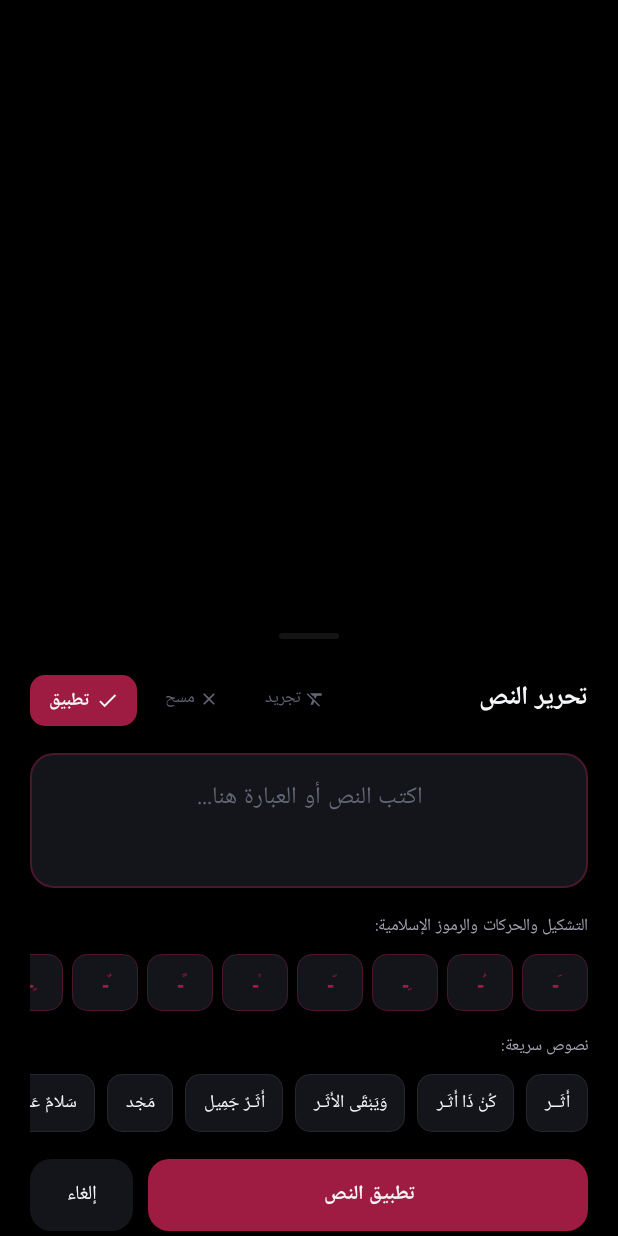
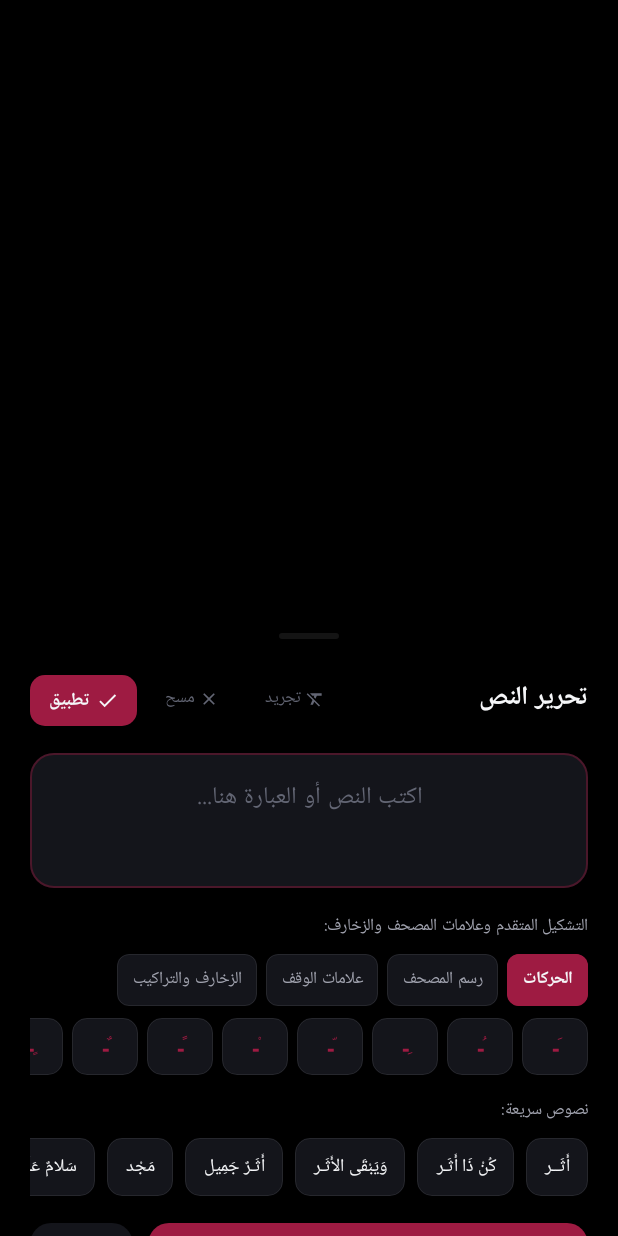
Before and after one commit to XRTM8/Athar-Studio, an Android app built with Jetpack Compose: the composable ArabicTextEditorDialog called with empty values, on a phone screen of 412 x 824 dp. Run offline under Robolectric (Android 15) with nearby library versions, the phone set to English and light mode, and no system bars; Roboto replaces fonts that are not available here.

Commit message:
feat(release): release v2.10.0 - all-in-one free studio with vector PDF/SVG export, Quranic diacritics palette & A4 print auto-refit

```diff
--- a/android-app/app/build.gradle.kts
+++ b/android-app/app/build.gradle.kts
@@ -14,8 +14,8 @@ android {
         applicationId = "app.xrtm8.athar"
         minSdk = 26
         targetSdk = 34
-        versionCode = 44
-        versionName = "2.9.0"
+        versionCode = 45
+        versionName = "2.10.0"
 
         testInstrumentationRunner = "androidx.test.runner.AndroidJUnitRunner"
         vectorDrawables {
--- a/android-app/app/src/main/java/app/xrtm8/athar/model/CanvasModels.kt
+++ b/android-app/app/src/main/java/app/xrtm8/athar/model/CanvasModels.kt
@@ -7,6 +7,7 @@ enum class CanvasAspectRatio(val label: String, val ratio: Float?) {
     SQUARE_1_1("مربع 1:1", 1f),
     PORTRAIT_4_5("بورتريه 4:5", 4f / 5f),
     LANDSCAPE_16_9("عرضي 16:9", 16f / 9f),
+    PRINT_A4("مستند A4 (طباعة)", 1f / 1.4142f),
     WALLPAPER_9_19_5("خلفية 9:19.5", 9f / 19.5f),
     FREE("حر / شفاف", null)
 }
--- /dev/null
+++ b/android-app/app/src/main/java/app/xrtm8/athar/ui/dialogs/ArabicDiacriticsPalette.kt
@@ -0,0 +1,160 @@
+package app.xrtm8.athar.ui.dialogs
+
+import androidx.compose.foundation.background
+import androidx.compose.foundation.border
+import androidx.compose.foundation.clickable
+import androidx.compose.foundation.horizontalScroll
+import androidx.compose.foundation.layout.*
+import androidx.compose.foundation.rememberScrollState
+import androidx.compose.foundation.shape.RoundedCornerShape
+import androidx.compose.material3.Text
+import androidx.compose.runtime.*
+import androidx.compose.ui.Alignment
+import androidx.compose.ui.Modifier
+import androidx.compose.ui.draw.clip
+import androidx.compose.ui.hapticfeedback.HapticFeedbackType
+import androidx.compose.ui.platform.LocalHapticFeedback
+import androidx.compose.ui.text.font.FontWeight
+import androidx.compose.ui.unit.dp
+import androidx.compose.ui.unit.sp
+import app.xrtm8.athar.ui.theme.*
+
+enum class DiacriticCategory(val title: String) {
+    TASHKEEL("الحركات"),
+    QURANIC("رسم المصحف"),
+    WAQF("علامات الوقف"),
+    ORNAMENTS("الزخارف والتراكيب")
+}
+
+data class DiacriticItem(val displayGlyph: String, val insertChar: String)
+
+/**
+ * Advanced diacritics and Islamic calligraphy glyphs palette (< 160 lines).
+ */
+@Composable
+fun ArabicDiacriticsPalette(
+    onInsertGlyph: (String) -> Unit,
+    modifier: Modifier = Modifier
+) {
+    var selectedCategory by remember { mutableStateOf(DiacriticCategory.TASHKEEL) }
+    val haptic = LocalHapticFeedback.current
+    val isAmoledWhite = LocalAmoledWhite.current
+    val secondaryText = if (isAmoledWhite) DarkTextMuted else MutedWhite
+    val cardBg = if (isAmoledWhite) WhiteSurface else GlassSurface
+    val cardBorder = if (isAmoledWhite) WhiteBorder else GlassBorder
+
+    val items = remember(selectedCategory) {
+        when (selectedCategory) {
+            DiacriticCategory.TASHKEEL -> listOf(
+                DiacriticItem("ـَ", "َ"),
+                DiacriticItem("ـُ", "ُ"),
+                DiacriticItem("ـِ", "ِ"),
+                DiacriticItem("ـّ", "ّ"),
+                DiacriticItem("ـْ", "ْ"),
+                DiacriticItem("ـً", "ً"),
+                DiacriticItem("ـٌ", "ٌ"),
+                DiacriticItem("ـٍ", "ٍ"),
+                DiacriticItem("ـ", "ـ")
+            )
+            DiacriticCategory.QURANIC -> listOf(
+                DiacriticItem("ـٰ", "\u0670"),
+                DiacriticItem("ـٖ", "\u0656"),
+                DiacriticItem("ـٗ", "\u0657"),
+                DiacriticItem("ـۡ", "\u06E1"),
+                DiacriticItem("ـٓ", "\u0653"),
+                DiacriticItem("ـ۫", "\u06EB"),
+                DiacriticItem("ـ۬", "\u06EC")
+            )
+            DiacriticCategory.WAQF -> listOf(
+                DiacriticItem("ـۗ", "\u06D7"),
+                DiacriticItem("ـۖ", "\u06D6"),
+                DiacriticItem("ـۚ", "\u06DA"),
+                DiacriticItem("ـۘ", "\u06D8"),
+                DiacriticItem("ـۜ", "\u06DC"),
+                DiacriticItem("ـۛ", "\u06DB"),
+                DiacriticItem("ـ۩", "\u06E9"),
+                DiacriticItem("۝", "۝"),
+                DiacriticItem("۞", "۞")
+            )
+            DiacriticCategory.ORNAMENTS -> listOf(
+                DiacriticItem("ﷺ", "ﷺ"),
+                DiacriticItem("ﷻ", "ﷻ"),
+                DiacriticItem("﷽", "﷽"),
+                DiacriticItem("ـؓ", "\u0613"),
+                DiacriticItem("ـؑ", "\u0611"),
+                DiacriticItem("ـؒ", "\u0612"),
+                DiacriticItem("✦", "✦"),
+                DiacriticItem("❖", "❖"),
+                DiacriticItem("❈", "❈"),
+                DiacriticItem("✤", "✤")
+            )
+        }
+    }
+
+    Column(modifier = modifier.fillMaxWidth()) {
+        // Category Switcher Pills
+        Row(
+            modifier = Modifier
+                .fillMaxWidth()
+                .horizontalScroll(rememberScrollState()),
+            horizontalArrangement = Arrangement.spacedBy(6.dp)
+        ) {
+            DiacriticCategory.entries.forEach { cat ->
+                val isSelected = selectedCategory == cat
+                Box(
+                    modifier = Modifier
+                        .clip(RoundedCornerShape(8.dp))
+                        .background(if (isSelected) CherryAccent else cardBg)
+                        .border(0.5.dp, if (isSelected) CherryAccent else cardBorder, RoundedCornerShape(8.dp))
+                        .clickable {
+                            haptic.performHapticFeedback(HapticFeedbackType.TextHandleMove)
+                            selectedCategory = cat
+                        }
+                        .padding(horizontal = 10.dp, vertical = 5.dp),
+                    contentAlignment = Alignment.Center
+                ) {
+                    Text(
+                        text = cat.title,
+                        color = if (isSelected) PureWhite else secondaryText,
+                        fontSize = 11.sp,
+                        fontWeight = if (isSelected) FontWeight.Bold else FontWeight.Medium
+                    )
+                }
+            }
+        }
+
+        Spacer(modifier = Modifier.height(8.dp))
+
+        // Glyphs Row
+        Row(
+            modifier = Modifier
+                .fillMaxWidth()
+                .horizontalScroll(rememberScrollState()),
+            horizontalArrangement = Arrangement.spacedBy(6.dp)
+        ) {
+            items.forEach { item ->
+                Box(
+                    modifier = Modifier
+                        .height(38.dp)
+                        .widthIn(min = 44.dp)
+                        .clip(RoundedCornerShape(10.dp))
+                        .background(cardBg)
+                        .border(0.5.dp, cardBorder, RoundedCornerShape(10.dp))
+                        .clickable {
+                            haptic.performHapticFeedback(HapticFeedbackType.TextHandleMove)
+                            onInsertGlyph(item.insertChar)
+                        }
+                        .padding(horizontal = 8.dp),
+                    contentAlignment = Alignment.Center
+                ) {
+                    Text(
+                        text = item.displayGlyph,
+                        color = GoldAccent,
+                        fontSize = 17.sp,
+                        fontWeight = FontWeight.Bold
+                    )
+                }
+            }
+        }
+    }
+}
--- a/android-app/app/src/main/java/app/xrtm8/athar/ui/dialogs/ArabicTextEditorDialog.kt
+++ b/android-app/app/src/main/java/app/xrtm8/athar/ui/dialogs/ArabicTextEditorDialog.kt
@@ -216,49 +216,17 @@ fun ArabicTextEditorDialog(
 
             Spacer(modifier = Modifier.height(14.dp))
 
-            // Harakat & Islamic Glyphs Toolbar
+            // Harakat, Quranic Marks & Islamic Glyphs Palette
             Text(
-                text = "التشكيل والحركات والرموز الإسلامية:",
-                color = MutedWhite,
+                text = "التشكيل المتقدم وعلامات المصحف والزخارف:",
+                color = secondaryTextColor,
                 fontSize = 11.sp,
                 fontWeight = FontWeight.Medium
             )
             Spacer(modifier = Modifier.height(6.dp))
 
-            // Robust marks with base Tatweel so they render flawlessly across all Android devices
-            val marks = listOf(
-                "ـَ" to "َ",   // الفتحة
-                "ـُ" to "ُ",   // الضمة
-                "ـِ" to "ِ",   // الكسرة
-                "ـّ" to "ّ",   // الشدة
-                "ـْ" to "ْ",   // السكون
-                "ـً" to "ً",   // تنوين الفتح
-                "ـٌ" to "ٌ",   // تنوين الضم
-                "ـٍ" to "ٍ",   // تنوين الكسر
-                "ـ" to "ـ",    // تطويل / كشيدة
-                "ﷺ" to "ﷺ",
-                "ﷻ" to "ﷻ",
-                "﷽" to "﷽",
-                "۞" to "۞",
-                "۝" to "۝"
-            )
-
-            Row(
-                modifier = Modifier
-                    .fillMaxWidth()
-                    .horizontalScroll(rememberScrollState()),
-                horizontalArrangement = Arrangement.spacedBy(6.dp)
-            ) {
-                marks.forEach { (displayGlyph, insertChar) ->
-                    Box(
-                        modifier = Modifier
-                            .height(38.dp)
-                            .widthIn(min = 44.dp)
-                            .clip(RoundedCornerShape(10.dp))
-                            .background(GlassSurface)
-                            .border(0.5.dp, GlassBorderActive, RoundedCornerShape(10.dp))
-                            .clickable {
-                                haptic.performHapticFeedback(HapticFeedbackType.TextHandleMove)
+            ArabicDiacriticsPalette(
+                onInsertGlyph = { insertChar ->
                     val currentText = textFieldValue.text
                     val sel = textFieldValue.selection
                     val start = sel.min.coerceIn(0, currentText.length)
@@ -270,18 +238,7 @@ fun ArabicTextEditorDialog(
                         selection = TextRange(newCursor)
                     )
                 }
-                            .padding(horizontal = 8.dp),
-                        contentAlignment = Alignment.Center
-                    ) {
-                        Text(
-                            text = displayGlyph,
-                            color = GoldAccent,
-                            fontSize = 16.sp,
-                            fontWeight = FontWeight.Bold
             )
-                    }
-                }
-            }
 
             Spacer(modifier = Modifier.height(12.dp))
 
--- a/android-app/app/src/main/java/app/xrtm8/athar/ui/dialogs/AtharStudioModals.kt
+++ b/android-app/app/src/main/java/app/xrtm8/athar/ui/dialogs/AtharStudioModals.kt
@@ -90,6 +90,8 @@ fun AtharStudioModals(
             onDismiss = onDismissExportSheet,
             onExportFullCanvas = { requestExport(it, false) },
             onExportSticker = { requestExport(it, true) },
+            onExportPdf = { viewModel.exportPdf(context); onDismissExportSheet() },
+            onExportSvg = { viewModel.exportSvg(context); onDismissExportSheet() },
             onSaveProject = { viewModel.saveCurrentProject(context); onDismissExportSheet() },
             onShareAtharProject = { viewModel.exportProjectAsAthar(context); onDismissExportSheet() }
         )
```
Also changed, not shown: android-app/app/src/main/java/app/xrtm8/athar/export/AtharExportManager.kt (+14 -2 lines), android-app/app/src/main/java/app/xrtm8/athar/export/AtharPdfExporter.kt (added, +109 -0 lines), android-app/app/src/main/java/app/xrtm8/athar/export/AtharSvgExporter.kt (added, +170 -0 lines), android-app/app/src/main/java/app/xrtm8/athar/ui/AtharStudioViewModel.kt (+60 -2 lines), android-app/app/src/main/java/app/xrtm8/athar/ui/dialogs/ExportBottomSheet.kt (+63 -1 lines), 1 other file. Lines whose indentation alone changed are shown as unchanged.
